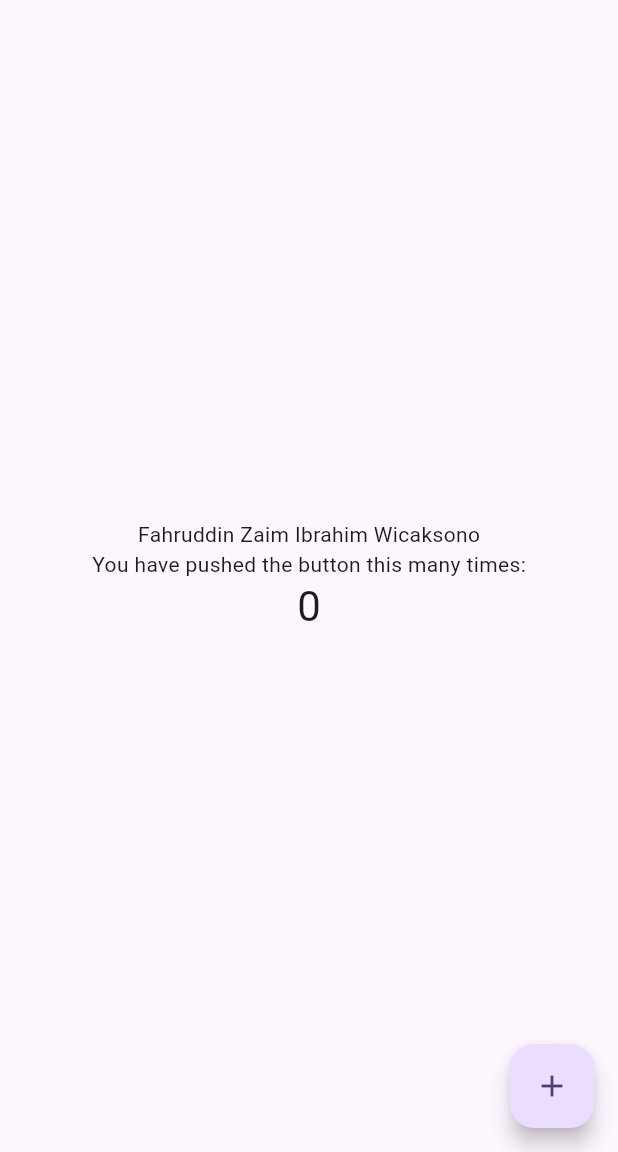
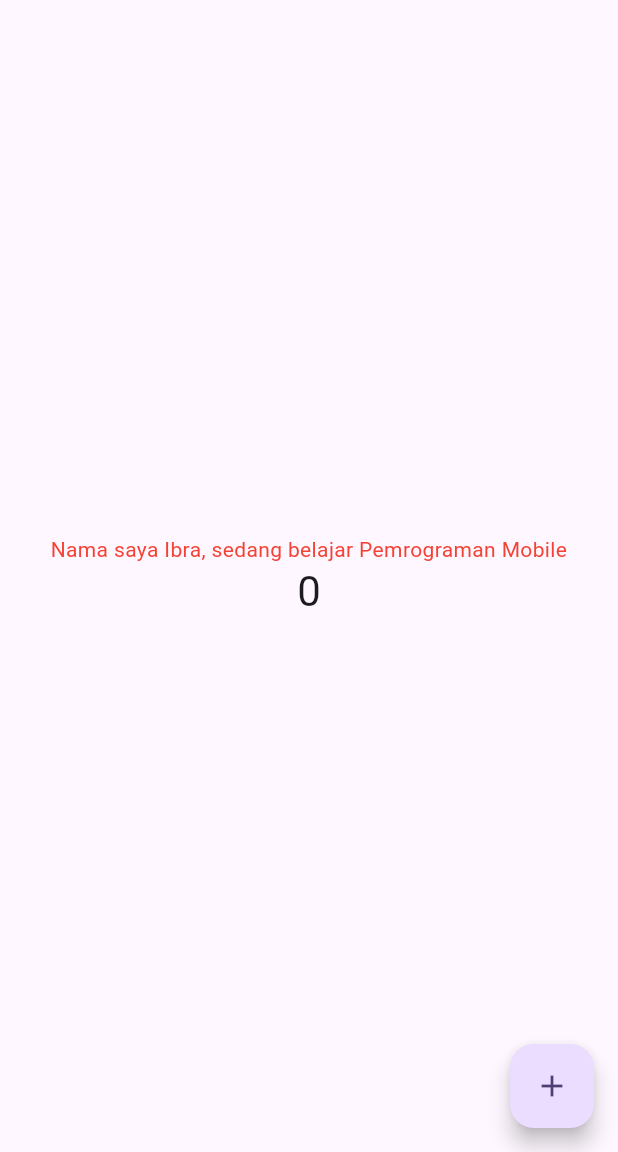
Before and after one commit to FahruddinZaimIbrahim/flutter-fundamental-part1, a Flutter app: the screen it shows after launch, on a phone screen of 412 x 824 dp, the part 84-1236 px from its top. Run offline on Flutter 3.47's test engine with Material 3 defaults, Android fonts, the phone set to English and light mode, and no system bars.

```diff
--- a/lib/main.dart
+++ b/lib/main.dart
@@ -1,4 +1,5 @@
 import 'package:flutter/material.dart';
+import 'package:hello_world/text_widget.dart';
 
 void main() {
   runApp(const MyApp());
@@ -105,12 +106,7 @@ class _MyHomePageState extends State<MyHomePage> {
           // wireframe for each widget.
           mainAxisAlignment: MainAxisAlignment.center,
           children: <Widget>[
-            const Text(
-              'Fahruddin Zaim Ibrahim Wicaksono',
-            ),
-            const Text(
-              'You have pushed the button this many times:',
-            ),
+            const MyTextWidget(),
             Text(
               '$_counter',
               style: Theme.of(context).textTheme.headlineMedium,
--- /dev/null
+++ b/lib/text_widget.dart
@@ -0,0 +1,13 @@
+import 'package:flutter/material.dart';
+
+class MyTextWidget extends StatelessWidget {
+  const MyTextWidget({Key? key}) : super(key: key);
+
+  @override
+  Widget build(BuildContext context) {
+    return const Text(
+      "Nama saya Ibra, sedang belajar Pemrograman Mobile",
+      style: TextStyle(color: Colors.red, fontSize: 14),
+      textAlign: TextAlign.center);
+  }
+}
```
Also changed, not shown: images/01.png.
